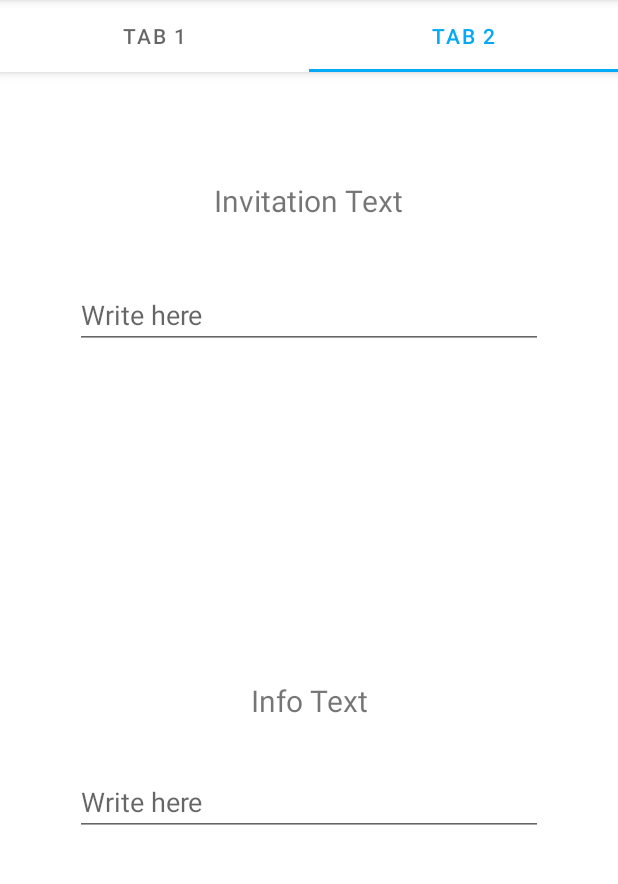
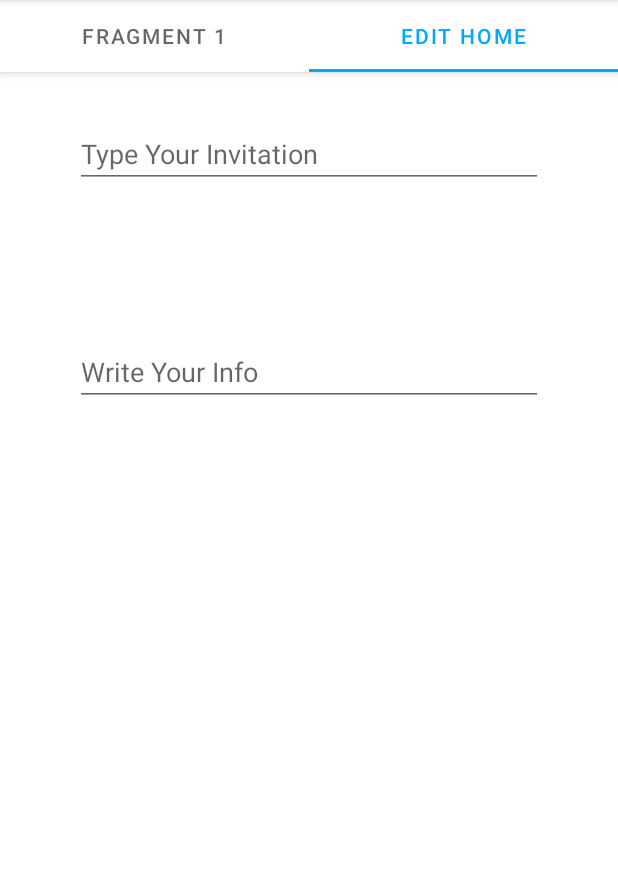
Before and after one commit to Jakub-Ner/Android-ex4, an Android app: the fragment ViewPagerFragment shown on its own in the app's theme, tab 2 chosen, on a phone screen of 412 x 824 dp, the part 84-968 px from its top. Run offline under Robolectric (Android 15) with nearby library versions, the phone set to English and light mode, and no system bars.

Commit message:
finished ex04 without modification

```diff
--- a/app/src/main/java/com/example/exercise04/Fragment2.kt
+++ b/app/src/main/java/com/example/exercise04/Fragment2.kt
@@ -41,11 +41,11 @@ class Fragment2 : Fragment() {
         val infoField: EditText = view.findViewById(R.id.infoField)
 
         invitationField.addTextChangedListener {
-            sharedViewModel.updateText(it.toString())
+            sharedViewModel.updateText2(it.toString())
         }
 
         infoField.addTextChangedListener {
-            sharedViewModel.updateText2(it.toString())
+            sharedViewModel.updateText(it.toString())
         }
 
     }
--- a/app/src/main/java/com/example/exercise04/MainActivity.kt
+++ b/app/src/main/java/com/example/exercise04/MainActivity.kt
@@ -35,7 +35,6 @@ class MainActivity : AppCompatActivity() {
                 R.id.nav_home, R.id.nav_list2_fragment, R.id.nav_view_pager_fragment
             ), drawerLayout
         )
-//        R.id.nav_list1_fragment,
         setupActionBarWithNavController(navController, appBarConfiguration)
         navView.setupWithNavController(navController)
     }
--- a/app/src/main/java/com/example/exercise04/ViewPagerFragment.kt
+++ b/app/src/main/java/com/example/exercise04/ViewPagerFragment.kt
@@ -36,8 +36,8 @@ class ViewPagerFragment : Fragment() {
                 override fun onConfigureTab(tab: TabLayout.Tab, position: Int) {
 
                     when (position) {
-                        0 -> tab.text = "Tab 1"
-                        1 -> tab.text = "Tab 2"
+                        0 -> tab.text = "Fragment 1"
+                        1 -> tab.text = "Edit Home"
                     }
                 }
             }).attach()
--- a/app/src/main/java/com/example/exercise04/fragment2/List2Fragment.kt
+++ b/app/src/main/java/com/example/exercise04/fragment2/List2Fragment.kt
@@ -114,8 +114,6 @@ class List2Fragment : Fragment() {
     override fun onViewCreated(view: View, savedInstanceState: Bundle?) {
         super.onViewCreated(view, savedInstanceState)
 
-        // ...
-
         val args = arguments
         if (args != null) {
             val dataItem = args.getSerializable("data_item_key_2") as? DataItem
--- a/app/src/main/res/layout/fragment_2.xml
+++ b/app/src/main/res/layout/fragment_2.xml
@@ -1,65 +1,32 @@
 <?xml version="1.0" encoding="utf-8"?>
-<androidx.constraintlayout.widget.ConstraintLayout xmlns:android="http://schemas.android.com/apk/res/android"
-    xmlns:app="http://schemas.android.com/apk/res-auto"
+<LinearLayout xmlns:android="http://schemas.android.com/apk/res/android"
     xmlns:tools="http://schemas.android.com/tools"
     android:id="@+id/constraintLayoutF2"
     android:layout_width="match_parent"
     android:layout_height="match_parent"
+    android:orientation="vertical"
     tools:context=".Fragment2">
 
 
-    <TextView
-        android:id="@+id/invitationText"
-        android:layout_width="wrap_content"
-        android:layout_height="wrap_content"
-        android:layout_marginTop="120dp"
-        android:text="Invitation Text"
-        android:textSize="20sp"
-        app:layout_constraintBottom_toTopOf="@+id/invitationField"
-        app:layout_constraintEnd_toEndOf="parent"
-        app:layout_constraintHorizontal_bias="0.498"
-        app:layout_constraintStart_toStartOf="parent"
-        app:layout_constraintTop_toTopOf="parent"
-        app:layout_constraintVertical_bias="0.1" />
 
     <EditText
         android:id="@+id/invitationField"
-        android:layout_width="0dp"
+        android:layout_width="match_parent"
         android:layout_height="wrap_content"
         android:layout_marginStart="50dp"
-        android:layout_marginTop="40dp"
+        android:layout_marginTop="80dp"
         android:layout_marginEnd="50dp"
-        android:hint="Write here"
-        app:layout_constraintEnd_toEndOf="parent"
-        app:layout_constraintHorizontal_bias="0.0"
-        app:layout_constraintStart_toStartOf="parent"
-        app:layout_constraintTop_toBottomOf="@+id/invitationText" />
-
-    <TextView
-        android:id="@+id/infoText"
-        android:layout_width="wrap_content"
-        android:layout_height="wrap_content"
-        android:layout_marginTop="10dp"
-        android:text="Info Text"
-        android:textSize="20sp"
-        app:layout_constraintBottom_toTopOf="@+id/infoField"
-        app:layout_constraintEnd_toEndOf="parent"
-        app:layout_constraintStart_toStartOf="parent"
-        app:layout_constraintTop_toBottomOf="@+id/invitationField"
-        app:layout_constraintVertical_bias="0.1" />
+        android:hint="Type Your Invitation"
+ />
 
     <EditText
         android:id="@+id/infoField"
-        android:layout_width="0dp"
+        android:layout_width="match_parent"
         android:layout_height="wrap_content"
         android:layout_marginStart="50dp"
-        android:layout_marginTop="-180dp"
+        android:layout_marginTop="100dp"
         android:layout_marginEnd="50dp"
-        android:hint="Write here"
-        app:layout_constraintBottom_toBottomOf="parent"
-        app:layout_constraintEnd_toEndOf="parent"
-        app:layout_constraintHorizontal_bias="0.0"
-        app:layout_constraintStart_toStartOf="parent"
-        app:layout_constraintTop_toBottomOf="@+id/infoText" />
+        android:hint="Write Your Info"
+/>
 
-</androidx.constraintlayout.widget.ConstraintLayout>
+</LinearLayout>
```
